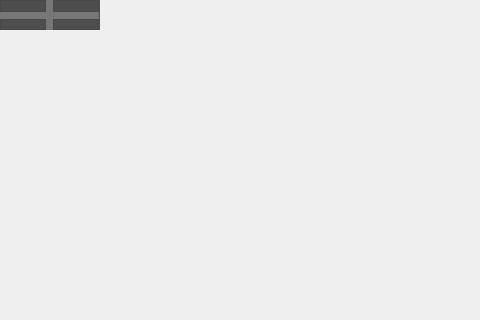
First picture: the form in damaker_gui/windows/MainWindowV2.ui, repository sebbeutler/DAMAKER_old, before the edit; both pictures show x 0 to 480 and y 0 to 320 of the 1112 by 758 pixel window.
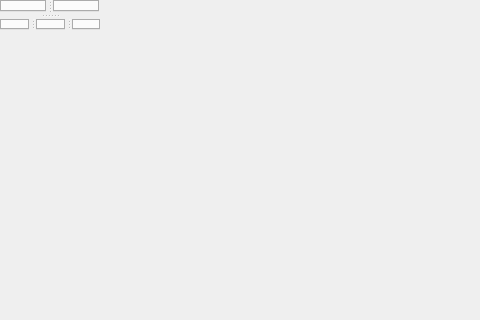
Second picture: the form after the edit. Icons and pictures are not drawn. Custom widgets are drawn as their Qt base class.

Commit message: + Drag & drop tabs between ContentDocks + Action buttons under the TabBar

Diff of the .ui file:
```diff
--- a/damaker_gui/windows/MainWindowV2.ui
+++ b/damaker_gui/windows/MainWindowV2.ui
@@ -31,504 +31,10 @@
   </property>
   <widget class="QSplitter" name="splitter_horizontal">
    <property name="styleSheet">
-    <string notr="true">/*Copyright (c) DevSec Studio. All rights reserved.
-
-MIT License
-
-Permission is hereby granted, free of charge, to any person obtaining a copy
-of this software and associated documentation files (the &quot;Software&quot;), to deal
-in the Software without restriction, including without limitation the rights
-to use, copy, modify, merge, publish, distribute, sublicense, and/or sell
-copies of the Software, and to permit persons to whom the Software is
-furnished to do so, subject to the following conditions:
-
-The above copyright notice and this permission notice shall be included in all
-copies or substantial portions of the Software.
-
-THE SOFTWARE IS PROVIDED *AS IS*, WITHOUT WARRANTY OF ANY KIND, EXPRESS OR
-IMPLIED, INCLUDING BUT NOT LIMITED TO THE WARRANTIES OF MERCHANTABILITY,
-FITNESS FOR A PARTICULAR PURPOSE AND NONINFRINGEMENT. IN NO EVENT SHALL THE
-AUTHORS OR COPYRIGHT HOLDERS BE LIABLE FOR ANY CLAIM, DAMAGES OR OTHER
-LIABILITY, WHETHER IN AN ACTION OF CONTRACT, TORT OR OTHERWISE, ARISING FROM,
-OUT OF OR IN CONNECTION WITH THE SOFTWARE OR THE USE OR OTHER DEALINGS IN THE SOFTWARE.
-*/
-
-/*-----QWidget-----*/
-QWidget
-{
-	background-color: #4e4e4e;
-	color: #fff;
-
-}
-
-
-/*-----QLabel-----*/
-QLabel
-{
-	background-color: transparent;
-	color: #fff;
-
-}
-
-
-/*-----QMenuBar-----*/
-QMenuBar 
-{
-	background-color: qlineargradient(spread:repeat, x1:1, y1:0, x2:1, y2:1, stop:0 rgba(97, 100, 99, 255),stop:1 rgba(89, 89, 89, 255));
-	border: none;
-	color: #fff;
-
-}
-
-
-QMenuBar::item 
-{
-	background-color: transparent;
-
-}
-
-
-QMenuBar::item:selected 
-{
-	background-color: #303030;
-	color: #fff;
-
-}
-
-
-QMenuBar::item:pressed 
-{
-	background-color: qlineargradient(spread:repeat, x1:1, y1:0, x2:1, y2:1, stop:0 rgba(89, 89, 89, 255),stop:1 rgba(66, 66, 66, 255));
-	border: 1px solid #000;
-	color: #fff;
-
-}
-
-
-/*-----QMenu-----*/
-QMenu
-{
-    background-color: #d3d3d3;
-    border: 1px solid #222;
-    padding: 4px;
-    padding-right: 0px;
-	color: #000;
-
-}
-
-
-QMenu::item
-{
-    background-color: transparent;
-    padding: 2px 20px 2px 20px;
-
-}
-
-
-QMenu::item:disabled
-{
-    color: #555;
-    background-color: transparent;
-    padding: 2px 20px 2px 20px;
-
-}
-
-
-QMenu::item:selected
-{
-    background-color: #91c9f7;
-    color: #000;
-
-}
-
-
-/*-----QTabBar-----*/
-QTabBar 
-{
-	background-color: transparent;
-}
-
-
-QTabWidget::tab-bar 
-{
-	border:none;
-	left: 0px;
-
-}
-
-
-QTabBar::tab 
-{
-	color: #fff;
-	padding-left: 15px; 
-	padding-right: 15px; 
-	height: 25px;
-}
-
-
-QTabWidget::pane 
-{
-	border: 1px solid rgb(71, 71, 71); 
-
-}
-
-
-QTabBar::tab:!selected 
-{
-	color: #b1b1b1; 
-	border: 1px solid #1b1b1b;
-	background-color: #1b1b1b;
-}
-
-
-QTabBar::tab:selected 
-{
-	background-color: qlineargradient(spread:pad, x1:1, y1:0, x2:1, y2:1, stop:0 rgba(101, 101, 101, 255),stop:1 rgba(66, 66, 66, 255));
-	border: 1px solid #414141;
-	color: #fff;
-
-}
-
-
-QTabBar::tab:!selected:hover 
-{
-	color: #fff; 
-
-}
-
-
-/*-----QToolButton-----*/
-QToolButton 
-{
-	background-color: qlineargradient(spread:pad, x1:1, y1:0, x2:1, y2:1, stop:0 rgba(82, 82, 82, 255),stop:0.995192 rgba(75, 75, 75, 255));
-	color: #fff;
-	border: 1px solid #777777;
-	border-radius: 2px;
-	padding: 2px;
-	
-}
-
-
-QToolButton:hover
-{
-	background-color: #8b8b8b;
-	
-}
-
-
-QToolButton:pressed
-{
-	background-color: #7c7c7c;
-
-}
-
-
-QToolButton:checked
-{
-	background-color: #7c7c7c;
-
-}
-
-
-/*-----QDockWidget-----*/
- QDockWidget
-{
-	color : #fff;
-
-}
-
-
-QDockWidget::title 
-{
-	background-color: qlineargradient(spread:repeat, x1:1, y1:0, x2:1, y2:1, stop:0 rgba(97, 100, 99, 255),stop:1 rgba(89, 89, 89, 255));
-	border: 1px solid #3a3a3a;
-	padding: 2px;
-
-}
-
-
-QDockWidget::close-button
-{
-	max-width: 14px;
-	max-height: 14px;
-	margin-top:1px;
-
-}
-
-
-QDockWidget::float-button
-{
-	max-width: 14px;
-	max-height: 14px;
-	margin-top:1px;
-
-}
-
-
-QDockWidget::close-button:hover
-{
-	border: none;
-	background-color: none;
-
-}
-
-
-QDockWidget::float-button:hover
-{
-	border: none;
-	background-color: none;
-
-}
-
-
-/*-----QTreeWidget-----*/
-QTreeWidget
-{
-	show-decoration-selected: 0;
-	selection-background-color: transparent; /* Used on Mac */
-	selection-color: #fff; /* Used on Mac */
-	background-color: #292929;
-	border: 1px solid gray;
-	padding-top : 5px;
-	color: #fff;
-	font: 8pt;
-
-}
-
-QHeaderView::section
-{
-	background-color: #292929;
-}
-
-
-QTreeView::item:selected
-{
-	color:#000;
-	background-color: #91c9f7;
-	border-radius: 0px;
-
-}
-
-
-QTreeView::item:!selected:hover
-{
-	background-color: #8f8f8f;
-	color: #000;
-}
-
-/*-----QLineEdit-----*/
-QLineEdit
-{
-	color : black;
-	background-color: rgb(157, 157, 157);
-	border: 1px solid darkgray;
-	border-radius : 2px;
-
-}
-
-QLineEdit:hover 
-{
-	background-color: rgb(190, 190, 190);
-
-}
-
-
-/*-----QGroupBox-----*/
-QGroupBox 
-{
-    border: 0px solid gray;
-	background-color: rgb(27, 27, 27);
-    margin-top: 5.5ex;
-
-}
-
-
-QGroupBox::title 
-{
-	background-color: qlineargradient(spread:repeat, x1:1, y1:0, x2:1, y2:1, stop:0 rgba(97, 100, 99, 255),stop:1 rgba(89, 89, 89, 255));
-	border: 1px solid #3a3a3a;
-    subcontrol-origin: margin;
-	subcontrol-position: top right 0px;
-	border-radius: 0px;
-    padding: 1px 30px;
-	margin-bottom: 52px;
-
-}
-
-
-/*-----QComboBox-----*/
-QComboBox 
-{
-	background-color: qlineargradient(spread:repeat, x1:1, y1:0, x2:1, y2:1, stop:0 rgba(97, 100, 99, 255),stop:1 rgba(89, 89, 89, 255));
-	border: 1px solid #777777;
-	color: #fff;
-	padding: 2px;
-
-}
-
-
-QComboBox:editable 
-{
-    background: transparent;
-
-}
-
-
-QComboBox::drop-down 
-{
-    subcontrol-origin: padding;
-    subcontrol-position: top right;
-    width: 15px;
-	background-color: #252525;
-    border-left-width:1px;
-    border-left-color: #777777;
-    border-left-style: solid; 
-    border-top-right-radius: 3px; 
-    border-bottom-right-radius: 3px;
-
-}
-
-
-QComboBox::down-arrow:on 
-{ 
-    top: 1px;
-    left: 1px;
-
-}
-
-
-QComboBox QListView
-{
-	background-color: #292929;
-    border-left-style: solid; 
-	selection-background-color: #91c9f7;
-	selection-color: #000;
-	color: #fff;
-	border: 1px solid black;
-	border-radius: 2px;
-
-}
-
-
-/*-----QSpinBox-----*/
-QSpinBox 
-{
-    border: 1px solid gray;
-	min-height: 12px;
-    border-radius : 2px;
-	color : black;
-    background-color: rgb(157, 157, 157);
-
-}
-
-
-QSpinBox:hover 
-{
-	background-color: rgb(190, 190, 190);
-
-}
-
-
-QSpinBox::up-button 
-{
-	border-top-right-radius:2px;
-	background-color: #777777;
-    width: 16px; 
-    border-width: 1px;
-
-}
-
-
-QSpinBox::up-button:hover 
-{
-	background-color: #585858;
-
-}
-
-
-QSpinBox::up-button:pressed 
-{
-	background-color: #252525;
-    width: 16px; 
-    border-width: 1px;
-
-}
-
-
-QSpinBox::down-button 
-{
-	border-bottom-right-radius:2px;
-	background-color: #777777;
-    width: 16px; 
-    border-width: 1px;
-
-}
-
-
-QSpinBox::down-button:hover 
-{
-	background-color: #585858;
-
-}
-
-QSpinBox::down-button:pressed 
-{
-	background-color: #252525;
-    width: 16px; 
-    border-width: 1px;
-
-}
-
-
-/*-----QRadioButton-----*/
-QRadioButton 
-{
-	color: lightgray;
-	background-color: transparent;
-
-}
-
-QRadioButton::indicator
-{
-	width: 12px;
-	height: 12px;
-	margin-top:2px;
-
-}
-
-
-/*-----QStatusBar-----*/
-QStatusBar 
-{
-	color: #fff;
-	background-color: qlineargradient(spread:repeat, x1:1, y1:0, x2:1, y2:1, stop:0 rgba(97, 100, 99, 255),stop:1 rgba(89, 89, 89, 255));
-
-}
-
-
-QStatusBar::item 
-{
-	background-color: transparent;
-	color: #fff;
-
-}
-
-QSplitter::handle
-{
-	background-color: #777777;
-}
-
-
-QSplitter::handle:horizontal {
-    width: 7px;
-}
-
-QSplitter::handle:vertical {
-    height: 7px;
-}</string>
+    <string notr="true"/>
    </property>
    <property name="orientation">
-    <enum>Qt::Horizontal</enum>
+    <enum>Qt::Vertical</enum>
    </property>
    <property name="handleWidth">
     <number>7</number>
@@ -538,12 +44,12 @@
      <string notr="true"/>
     </property>
     <property name="orientation">
-     <enum>Qt::Vertical</enum>
+     <enum>Qt::Horizontal</enum>
     </property>
     <property name="handleWidth">
      <number>7</number>
     </property>
-    <widget class="ContentFrame" name="dock1">
+    <widget class="ContentDock" name="dock1_1">
      <property name="sizePolicy">
       <sizepolicy hsizetype="Preferred" vsizetype="Preferred">
        <horstretch>0</horstretch>
@@ -553,35 +59,8 @@
      <property name="styleSheet">
       <string notr="true"/>
      </property>
-     <layout class="QVBoxLayout" name="layout_dock1">
-      <property name="spacing">
-       <number>0</number>
-      </property>
-      <property name="leftMargin">
-       <number>0</number>
-      </property>
-      <property name="topMargin">
-       <number>0</number>
-      </property>
-      <property name="rightMargin">
-       <number>0</number>
-      </property>
-      <property name="bottomMargin">
-       <number>0</number>
-      </property>
-      <item>
-       <widget class="QTabWidget" name="dock1_tab">
-        <property name="styleSheet">
-         <string notr="true"/>
-        </property>
-        <property name="tabsClosable">
-         <bool>true</bool>
-        </property>
-       </widget>
-      </item>
-     </layout>
     </widget>
-    <widget class="ContentFrame" name="dock3">
+    <widget class="ContentDock" name="dock1_2">
      <property name="sizePolicy">
       <sizepolicy hsizetype="Preferred" vsizetype="Preferred">
        <horstretch>0</horstretch>
@@ -591,36 +70,25 @@
      <property name="styleSheet">
       <string notr="true"/>
      </property>
-     <layout class="QVBoxLayout" name="layout_dock3">
-      <property name="spacing">
-       <number>0</number>
-      </property>
-      <property name="leftMargin">
-       <number>0</number>
-      </property>
-      <property name="topMargin">
-       <number>0</number>
-      </property>
-      <property name="rightMargin">
-       <number>0</number>
-      </property>
-      <property name="bottomMargin">
-       <number>0</number>
-      </property>
-      <item>
-       <widget class="QTabWidget" name="dock3_tab"/>
-      </item>
-     </layout>
     </widget>
    </widget>
    <widget class="QSplitter" name="splitter_vertical2">
+    <property name="sizePolicy">
+     <sizepolicy hsizetype="Expanding" vsizetype="Preferred">
+      <horstretch>0</horstretch>
+      <verstretch>0</verstretch>
+     </sizepolicy>
+    </property>
     <property name="orientation">
-     <enum>Qt::Vertical</enum>
+     <enum>Qt::Horizontal</enum>
+    </property>
+    <property name="opaqueResize">
+     <bool>true</bool>
     </property>
     <property name="handleWidth">
      <number>7</number>
     </property>
-    <widget class="ContentFrame" name="dock2">
+    <widget class="ContentDock" name="dock2_1">
      <property name="sizePolicy">
       <sizepolicy hsizetype="Preferred" vsizetype="Preferred">
        <horstretch>0</horstretch>
@@ -630,28 +98,8 @@
      <property name="styleSheet">
       <string notr="true"/>
      </property>
-     <layout class="QVBoxLayout" name="layout_dock2">
-      <property name="spacing">
-       <number>0</number>
-      </property>
-      <property name="leftMargin">
-       <number>0</number>
-      </property>
-      <property name="topMargin">
-       <number>0</number>
-      </property>
-      <property name="rightMargin">
-       <number>0</number>
-      </property>
-      <property name="bottomMargin">
-       <number>0</number>
-      </property>
-      <item>
-       <widget class="QTabWidget" name="dock2_tab"/>
-      </item>
-     </layout>
     </widget>
-    <widget class="ContentFrame" name="dock4">
+    <widget class="ContentDock" name="dock2_2">
      <property name="sizePolicy">
       <sizepolicy hsizetype="Preferred" vsizetype="Preferred">
        <horstretch>0</horstretch>
@@ -661,30 +109,17 @@
      <property name="styleSheet">
       <string notr="true"/>
      </property>
-     <layout class="QVBoxLayout" name="layout_dock4">
-      <property name="spacing">
-       <number>0</number>
-      </property>
-      <property name="leftMargin">
-       <number>0</number>
-      </property>
-      <property name="topMargin">
-       <number>0</number>
-      </property>
-      <property name="rightMargin">
-       <number>0</number>
-      </property>
-      <property name="bottomMargin">
-       <number>0</number>
-      </property>
-      <item>
-       <widget class="QTabWidget" name="dock4_tab">
-        <property name="tabShape">
-         <enum>QTabWidget::Rounded</enum>
-        </property>
-       </widget>
-      </item>
-     </layout>
+    </widget>
+    <widget class="ContentDock" name="dock2_3">
+     <property name="sizePolicy">
+      <sizepolicy hsizetype="Preferred" vsizetype="Preferred">
+       <horstretch>0</horstretch>
+       <verstretch>0</verstretch>
+      </sizepolicy>
+     </property>
+     <property name="styleSheet">
+      <string notr="true"/>
+     </property>
     </widget>
    </widget>
   </widget>
@@ -708,9 +143,9 @@
  </widget>
  <customwidgets>
   <customwidget>
-   <class>ContentFrame</class>
-   <extends>QFrame</extends>
-   <header>damaker_gui.widgets.ContentFrame</header>
+   <class>ContentDock</class>
+   <extends>QTabWidget</extends>
+   <header>damaker_gui.widgets.ContentDock</header>
    <container>1</container>
   </customwidget>
  </customwidgets>
```
The commit also changes 12 other files.
